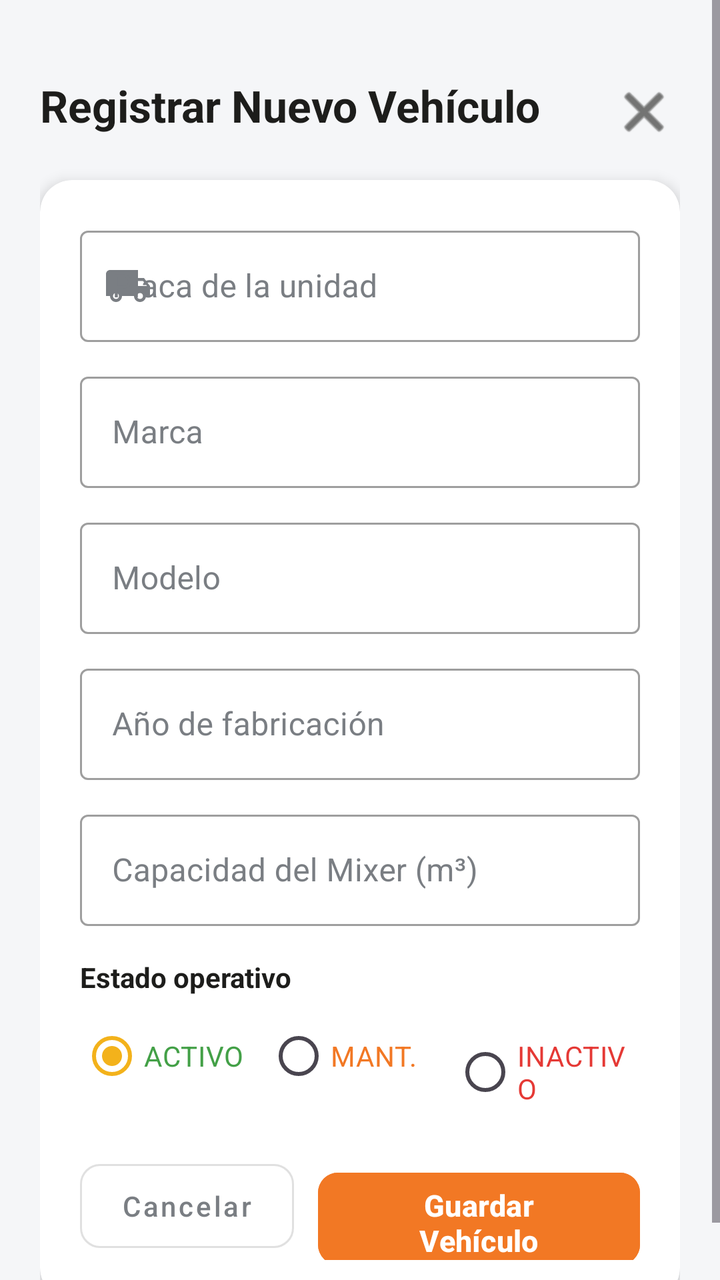
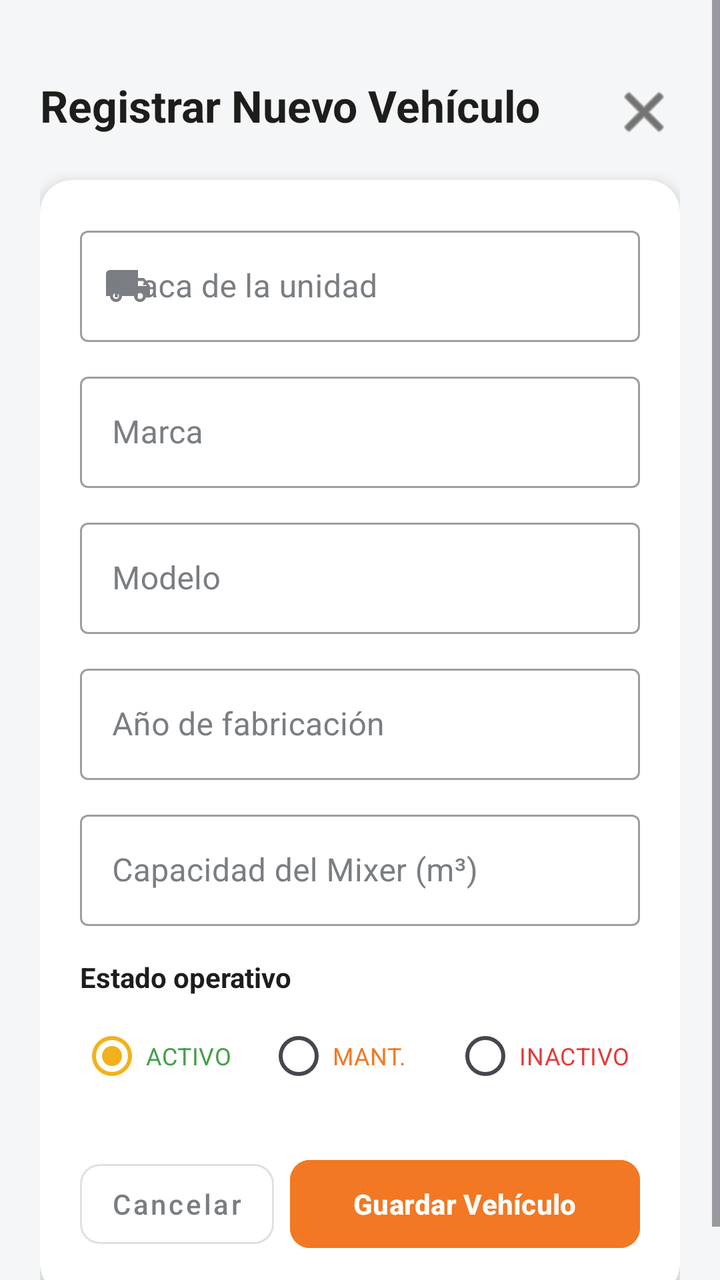

Before-and-after screenshots of an Android layout around one commit, followed by the original layout XML and the change that was made.
<!-- AndroidManifest.xml: application theme Theme.CautivaAppAdmin -->
<!-- res/layout/fragmento_registro_vehiculo.xml -->
<?xml version="1.0" encoding="utf-8"?>
<ScrollView xmlns:android="http://schemas.android.com/apk/res/android"
    xmlns:app="http://schemas.android.com/apk/res-auto"
    xmlns:tools="http://schemas.android.com/tools"
    android:layout_width="match_parent"
    android:layout_height="match_parent"
    android:background="@color/fondo_app"
    android:fillViewport="true">

    <androidx.constraintlayout.widget.ConstraintLayout
        android:layout_width="match_parent"
        android:layout_height="wrap_content"
        android:padding="20dp">

        
        <RelativeLayout
            android:id="@+id/encabezado_registro_vehiculo"
            android:layout_width="match_parent"
            android:layout_height="wrap_content"
            android:layout_marginTop="18dp"
            app:layout_constraintEnd_toEndOf="parent"
            app:layout_constraintStart_toStartOf="parent"
            app:layout_constraintTop_toTopOf="parent">

            <TextView
                android:id="@+id/texto_titulo_registro_vehiculo"
                android:layout_width="wrap_content"
                android:layout_height="wrap_content"
                android:layout_alignParentStart="true"
                android:layout_toStartOf="@id/boton_cerrar_registro_vehiculo"
                android:text="@string/titulo_registro_vehiculo"
                android:textColor="@color/negro_cautiva"
                android:textSize="22sp"
                android:textStyle="bold" />

            <ImageButton
                android:id="@+id/boton_cerrar_registro_vehiculo"
                android:layout_width="36dp"
                android:layout_height="36dp"
                android:layout_alignParentEnd="true"
                android:background="?attr/selectableItemBackgroundBorderless"
                android:contentDescription="Cerrar formulario"
                android:src="@android:drawable/ic_menu_close_clear_cancel"
                app:tint="@color/negro_cautiva" />

        </RelativeLayout>

        <androidx.cardview.widget.CardView
            android:id="@+id/tarjeta_formulario_vehiculo"
            android:layout_width="0dp"
            android:layout_height="wrap_content"
            android:layout_marginTop="16dp"
            app:cardCornerRadius="16dp"
            app:cardElevation="4dp"
            app:cardBackgroundColor="@color/blanco"
            app:layout_constraintEnd_toEndOf="parent"
            app:layout_constraintStart_toStartOf="parent"
            app:layout_constraintTop_toBottomOf="@id/encabezado_registro_vehiculo">

            <LinearLayout
                android:layout_width="match_parent"
                android:layout_height="wrap_content"
                android:orientation="vertical"
                android:padding="20dp">

                
                <com.google.android.material.textfield.TextInputLayout
                    style="@style/EstiloEntradaTextoCautiva"
                    android:layout_width="match_parent"
                    android:layout_height="wrap_content"
                    android:hint="@string/etiqueta_placa"
                    android:textColorHint="@color/gris_eslogan"
                    app:boxBackgroundColor="@color/blanco"
                    app:boxStrokeColor="@color/selector_borde_campo_texto"
                    app:hintTextColor="@color/naranja_cautiva"
                    app:placeholderText="@string/pista_placa"
                    app:startIconDrawable="@drawable/ic_camion"
                    app:startIconTint="@color/gris_eslogan">

                    <com.google.android.material.textfield.TextInputEditText
                        android:id="@+id/campo_placa_vehiculo"
                        android:layout_width="match_parent"
                        android:layout_height="wrap_content"
                        android:inputType="textCapCharacters"
                        android:maxLength="10"
                        android:textColor="@color/negro_cautiva"
                        android:textColorHint="@color/gris_eslogan" />
                </com.google.android.material.textfield.TextInputLayout>

                
                <com.google.android.material.textfield.TextInputLayout
                    style="@style/EstiloEntradaTextoCautiva"
                    android:layout_width="match_parent"
                    android:layout_height="wrap_content"
                    android:layout_marginTop="12dp"
                    android:hint="@string/etiqueta_marca"
                    android:textColorHint="@color/gris_eslogan"
                    app:boxBackgroundColor="@color/blanco"
                    app:boxStrokeColor="@color/selector_borde_campo_texto"
                    app:hintTextColor="@color/naranja_cautiva">

                    <com.google.android.material.textfield.TextInputEditText
                        android:id="@+id/campo_marca_vehiculo"
                        android:layout_width="match_parent"
                        android:layout_height="wrap_content"
                        android:inputType="textCapWords"
                        android:textColor="@color/negro_cautiva"
                        android:textColorHint="@color/gris_eslogan" />
                </com.google.android.material.textfield.TextInputLayout>

                
                <com.google.android.material.textfield.TextInputLayout
                    style="@style/EstiloEntradaTextoCautiva"
                    android:layout_width="match_parent"
                    android:layout_height="wrap_content"
                    android:layout_marginTop="12dp"
                    android:hint="@string/etiqueta_modelo"
                    android:textColorHint="@color/gris_eslogan"
                    app:boxBackgroundColor="@color/blanco"
                    app:boxStrokeColor="@color/selector_borde_campo_texto"
                    app:hintTextColor="@color/naranja_cautiva">

                    <com.google.android.material.textfield.TextInputEditText
                        android:id="@+id/campo_modelo_vehiculo"
                        android:layout_width="match_parent"
                        android:layout_height="wrap_content"
                        android:inputType="textCapWords"
                        android:textColor="@color/negro_cautiva"
                        android:textColorHint="@color/gris_eslogan" />
                </com.google.android.material.textfield.TextInputLayout>

                
                <com.google.android.material.textfield.TextInputLayout
                    style="@style/EstiloEntradaTextoCautiva"
                    android:layout_width="match_parent"
                    android:layout_height="wrap_content"
                    android:layout_marginTop="12dp"
                    android:hint="@string/etiqueta_anio"
                    android:textColorHint="@color/gris_eslogan"
                    app:boxBackgroundColor="@color/blanco"
                    app:boxStrokeColor="@color/selector_borde_campo_texto"
                    app:hintTextColor="@color/naranja_cautiva">

                    <com.google.android.material.textfield.TextInputEditText
                        android:id="@+id/campo_anio_vehiculo"
                        android:layout_width="match_parent"
                        android:layout_height="wrap_content"
                        android:inputType="number"
                        android:maxLength="4"
                        android:textColor="@color/negro_cautiva"
                        android:textColorHint="@color/gris_eslogan" />
                </com.google.android.material.textfield.TextInputLayout>

                
                <com.google.android.material.textfield.TextInputLayout
                    style="@style/EstiloEntradaTextoCautiva"
                    android:layout_width="match_parent"
                    android:layout_height="wrap_content"
                    android:layout_marginTop="12dp"
                    android:hint="@string/etiqueta_capacidad_m3"
                    android:textColorHint="@color/gris_eslogan"
                    app:boxBackgroundColor="@color/blanco"
                    app:boxStrokeColor="@color/selector_borde_campo_texto"
                    app:hintTextColor="@color/naranja_cautiva">

                    <com.google.android.material.textfield.TextInputEditText
                        android:id="@+id/campo_capacidad_m3"
                        android:layout_width="match_parent"
                        android:layout_height="wrap_content"
                        android:inputType="numberDecimal"
                        android:textColor="@color/negro_cautiva"
                        android:textColorHint="@color/gris_eslogan" />
                </com.google.android.material.textfield.TextInputLayout>

                
                <TextView
                    android:layout_width="wrap_content"
                    android:layout_height="wrap_content"
                    android:layout_marginTop="16dp"
                    android:text="@string/etiqueta_estado"
                    android:textColor="@color/negro_cautiva"
                    android:textSize="14sp"
                    android:textStyle="bold" />

                <RadioGroup
                    android:id="@+id/grupo_estado_vehiculo"
                    android:layout_width="match_parent"
                    android:layout_height="wrap_content"
                    android:layout_marginTop="6dp"
                    android:orientation="horizontal">

                    <RadioButton
                        android:id="@+id/radio_activo"
                        android:layout_width="0dp"
                        android:layout_height="wrap_content"
                        android:layout_weight="1"
                        android:checked="true"
                        android:text="ACTIVO"
                        android:textColor="@color/estado_activo" />

                    <RadioButton
                        android:id="@+id/radio_mantenimiento"
                        android:layout_width="0dp"
                        android:layout_height="wrap_content"
                        android:layout_weight="1"
                        android:text="MANT."
                        android:textColor="@color/estado_mantenimiento" />

                    <RadioButton
                        android:id="@+id/radio_inactivo"
                        android:layout_width="0dp"
                        android:layout_height="wrap_content"
                        android:layout_weight="1"
                        android:text="INACTIVO"
                        android:textColor="@color/estado_inactivo" />
                </RadioGroup>

                
                <LinearLayout
                    android:layout_width="match_parent"
                    android:layout_height="wrap_content"
                    android:layout_marginTop="24dp"
                    android:orientation="horizontal">

                    <com.google.android.material.button.MaterialButton
                        android:id="@+id/boton_cancelar_registro_vehiculo"
                        style="@style/Widget.MaterialComponents.Button.OutlinedButton"
                        android:layout_width="0dp"
                        android:layout_height="54dp"
                        android:layout_weight="1"
                        android:text="Cancelar"
                        android:textAllCaps="false"
                        android:textColor="@color/gris_eslogan"
                        app:cornerRadius="10dp"
                        app:strokeColor="@color/gris_claro" />

                    <com.google.android.material.button.MaterialButton
                        android:id="@+id/boton_guardar_vehiculo"
                        android:layout_width="0dp"
                        android:layout_height="54dp"
                        android:layout_marginStart="12dp"
                        android:layout_weight="1.5"
                        android:backgroundTint="@color/naranja_cautiva"
                        android:text="@string/boton_guardar_vehiculo"
                        android:textAllCaps="false"
                        android:textColor="@color/blanco"
                        android:textSize="15sp"
                        android:textStyle="bold"
                        app:cornerRadius="10dp" />

                </LinearLayout>

                <ProgressBar
                    android:id="@+id/barra_progreso_vehiculo"
                    android:layout_width="wrap_content"
                    android:layout_height="wrap_content"
                    android:layout_gravity="center_horizontal"
                    android:layout_marginTop="16dp"
                    android:indeterminateTint="@color/naranja_cautiva"
                    android:visibility="gone" />

            </LinearLayout>
        </androidx.cardview.widget.CardView>

    </androidx.constraintlayout.widget.ConstraintLayout>
</ScrollView>
<!-- resources referenced by this layout -->
<resources>
  <color name="blanco">#FFFFFF</color>
  <color name="estado_activo">#43A047</color>
  <color name="estado_inactivo">#E53935</color>
  <color name="estado_mantenimiento">#F27824</color>
  <color name="fondo_app">#F5F6F8</color>
  <color name="gris_claro">#E0E0E0</color>
  <color name="gris_eslogan">#7A7E83</color>
  <color name="naranja_cautiva">#F27824</color>
  <color name="negro_cautiva">#1D1D1B</color>
  <!-- drawable ic_camion (drawable) -->
  <vector xmlns:android="http://schemas.android.com/apk/res/android"
      android:width="24dp"
      android:height="24dp"
      android:viewportWidth="24"
      android:viewportHeight="24">
    <path
        android:fillColor="#FF000000"
        android:pathData="M20,8h-3V4H3c-1.1,0 -2,0.9 -2,2v11h2c0,1.66 1.34,3 3,3s3,-1.34 3,-3h6c0,1.66 1.34,3 3,3s3,-1.34 3,-3h2v-5l-3,-4zM6,18.5c-0.83,0 -1.5,-0.67 -1.5,-1.5s0.67,-1.5 1.5,-1.5 1.5,0.67 1.5,1.5 -0.67,1.5 -1.5,1.5zm13.5,-9l1.96,2.5H17V9.5h2.5zm-1.5,9c-0.83,0 -1.5,-0.67 -1.5,-1.5s0.67,-1.5 1.5,-1.5 1.5,0.67 1.5,1.5 -0.67,1.5 -1.5,1.5z"/>
  </vector>
  <string name="boton_guardar_vehiculo">Guardar Vehículo</string>
  <string name="etiqueta_anio">Año de fabricación</string>
  <string name="etiqueta_capacidad_m3">Capacidad del Mixer (m³)</string>
  <string name="etiqueta_estado">Estado operativo</string>
  <string name="etiqueta_marca">Marca</string>
  <string name="etiqueta_modelo">Modelo</string>
  <string name="etiqueta_placa">Placa de la unidad</string>
  <string name="pista_placa">Ej. V4A-982 o ABC-123</string>
  <string name="titulo_registro_vehiculo">Registrar Nuevo Vehículo</string>
  <style name="EstiloEntradaTextoCautiva" parent="Widget.MaterialComponents.TextInputLayout.OutlinedBox">
          <item name="boxBackgroundColor">@color/blanco</item>
          <item name="boxBackgroundMode">outline</item>
          <item name="boxStrokeColor">@color/selector_borde_campo_texto</item>
          <item name="boxStrokeWidth">1dp</item>
          <item name="boxStrokeWidthFocused">2dp</item>
          <item name="android:textColorHint">@color/gris_eslogan</item>
          <item name="hintTextColor">@color/naranja_cautiva</item>
          <item name="startIconTint">@color/gris_eslogan</item>
          <item name="endIconTint">@color/gris_eslogan</item>
      </style>
  <style name="Theme.CautivaAppAdmin" parent="Base.Theme.CautivaAppAdmin" />
  <style name="Base.Theme.CautivaAppAdmin" parent="Theme.Material3.Light.NoActionBar">
          <item name="colorPrimary">@color/amarillo_cautiva</item>
          <item name="colorOnPrimary">@color/negro_cautiva</item>
          <item name="colorSecondary">@color/naranja_cautiva</item>
          <item name="colorOnSecondary">@color/blanco</item>
          <item name="android:statusBarColor">@color/negro_cautiva</item>
          <item name="android:windowLightStatusBar">false</item>
          <item name="android:windowBackground">@color/fondo_app</item>
  
          
          <item name="android:editTextColor">@color/negro_cautiva</item>
          <item name="android:textColor">@color/negro_cautiva</item>
          <item name="android:textColorHint">@color/gris_eslogan</item>
          <item name="editTextStyle">@style/EstiloCampoEdicionCautiva</item>
          <item name="textInputStyle">@style/EstiloEntradaTextoCautiva</item>
      </style>
  <color name="amarillo_cautiva">#F3B21B</color>
  <style name="EstiloCampoEdicionCautiva" parent="Widget.MaterialComponents.TextInputEditText.OutlinedBox">
          <item name="android:textColor">@color/negro_cautiva</item>
          <item name="android:textColorHint">@color/gris_eslogan</item>
      </style>
</resources>

<!-- the commit's change to res/layout/fragmento_registro_vehiculo.xml (unified diff, before → after) -->
@@ -195,24 +195,42 @@
                         android:layout_height="wrap_content"
                         android:layout_weight="1"
                         android:checked="true"
+                        android:paddingStart="1dp"
+                        android:paddingEnd="1dp"
                         android:text="ACTIVO"
-                        android:textColor="@color/estado_activo" />
+                        android:textColor="@color/estado_activo"
+                        android:textSize="11sp"
+                        app:autoSizeTextType="uniform"
+                        app:autoSizeMinTextSize="9sp"
+                        app:autoSizeMaxTextSize="12sp" />
 
                     <RadioButton
                         android:id="@+id/radio_mantenimiento"
                         android:layout_width="0dp"
                         android:layout_height="wrap_content"
                         android:layout_weight="1"
+                        android:paddingStart="1dp"
+                        android:paddingEnd="1dp"
                         android:text="MANT."
-                        android:textColor="@color/estado_mantenimiento" />
+                        android:textColor="@color/estado_mantenimiento"
+                        android:textSize="11sp"
+                        app:autoSizeTextType="uniform"
+                        app:autoSizeMinTextSize="9sp"
+                        app:autoSizeMaxTextSize="12sp" />
 
                     <RadioButton
                         android:id="@+id/radio_inactivo"
                         android:layout_width="0dp"
                         android:layout_height="wrap_content"
                         android:layout_weight="1"
+                        android:paddingStart="1dp"
+                        android:paddingEnd="1dp"
                         android:text="INACTIVO"
-                        android:textColor="@color/estado_inactivo" />
+                        android:textColor="@color/estado_inactivo"
+                        android:textSize="11sp"
+                        app:autoSizeTextType="uniform"
+                        app:autoSizeMinTextSize="9sp"
+                        app:autoSizeMaxTextSize="12sp" />
                 </RadioGroup>
 
                 
@@ -226,26 +244,35 @@
                         android:id="@+id/boton_cancelar_registro_vehiculo"
                         style="@style/Widget.MaterialComponents.Button.OutlinedButton"
                         android:layout_width="0dp"
-                        android:layout_height="54dp"
-                        android:layout_weight="1"
+                        android:layout_height="52dp"
+                        android:layout_weight="1"
+                        android:paddingHorizontal="4dp"
                         android:text="Cancelar"
                         android:textAllCaps="false"
                         android:textColor="@color/gris_eslogan"
+                        android:textSize="14sp"
+                        app:autoSizeTextType="uniform"
+                        app:autoSizeMinTextSize="10sp"
+                        app:autoSizeMaxTextSize="14sp"
                         app:cornerRadius="10dp"
                         app:strokeColor="@color/gris_claro" />
 
                     <com.google.android.material.button.MaterialButton
                         android:id="@+id/boton_guardar_vehiculo"
                         android:layout_width="0dp"
-                        android:layout_height="54dp"
-                        android:layout_marginStart="12dp"
-                        android:layout_weight="1.5"
+                        android:layout_height="52dp"
+                        android:layout_marginStart="8dp"
+                        android:layout_weight="1.8"
                         android:backgroundTint="@color/naranja_cautiva"
+                        android:paddingHorizontal="4dp"
                         android:text="@string/boton_guardar_vehiculo"
                         android:textAllCaps="false"
                         android:textColor="@color/blanco"
-                        android:textSize="15sp"
+                        android:textSize="14sp"
                         android:textStyle="bold"
+                        app:autoSizeTextType="uniform"
+                        app:autoSizeMinTextSize="10sp"
+                        app:autoSizeMaxTextSize="14sp"
                         app:cornerRadius="10dp" />
 
                 </LinearLayout>
